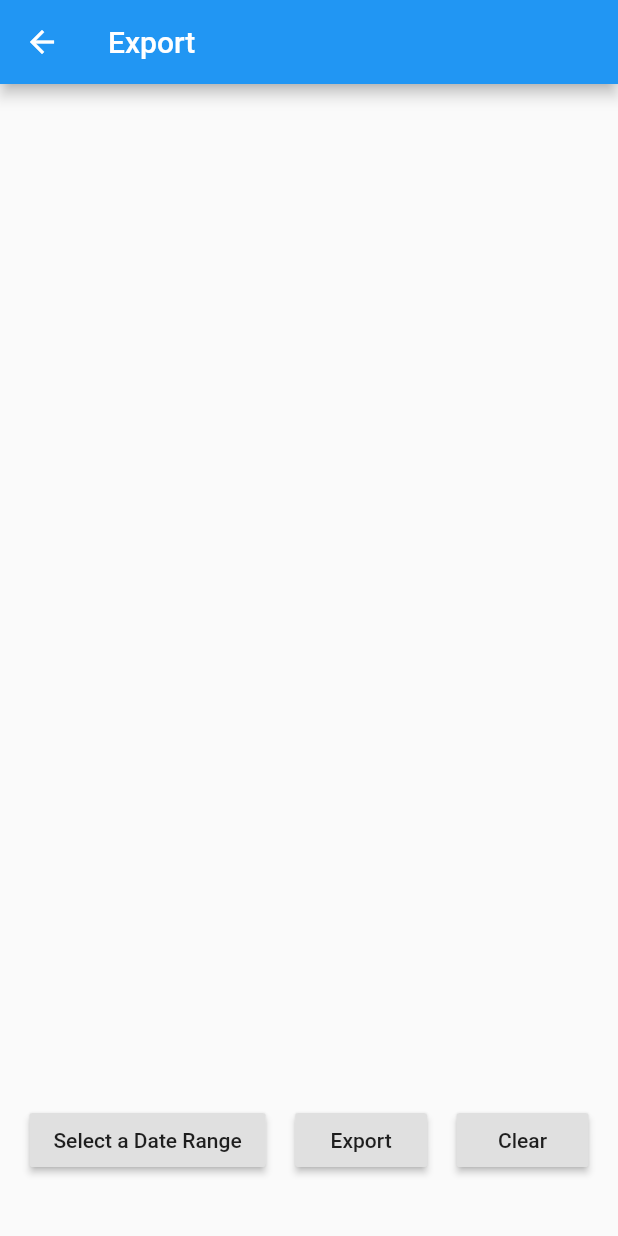
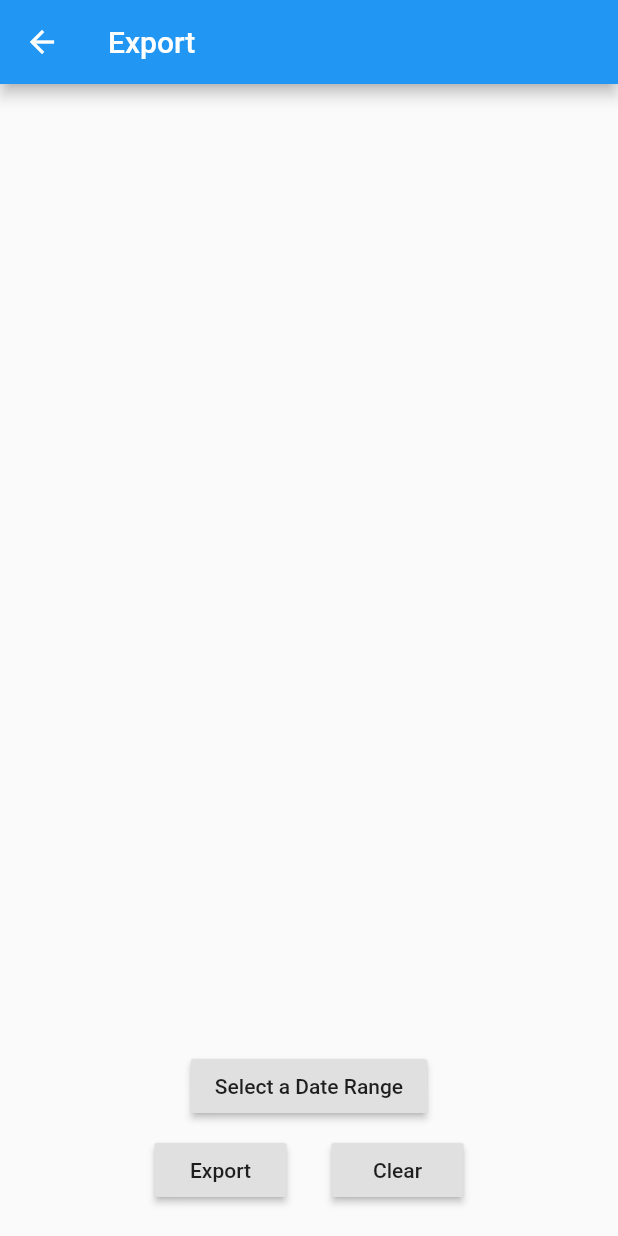
Before and after one commit to SahilLimbe/CodeTest_GetHelpNow, a Flutter app: the Export screen opened directly, on a phone screen of 412 x 824 dp. Run offline on Flutter 3.47's test engine with Material 2 defaults, Android fonts, the phone set to English and light mode, and no system bars; our stand-ins replace flutter_speed_dial, fluttertoast, hive, hive_flutter, image_picker; accounts and stored records are empty.

Commit message:
repositioned buttons on export screen

```diff
--- a/lib/screens/export.dart
+++ b/lib/screens/export.dart
@@ -105,11 +105,12 @@ class _ExportState extends State<Export> {
             ),
           ),
           Padding(
-            padding: EdgeInsets.only(bottom: 40),
-            child: Row(
-              mainAxisAlignment: MainAxisAlignment.spaceEvenly,
+            padding: EdgeInsets.only(bottom: 20),
+            child: Column(
               children: [
-                Center(
+                Padding(
+                  padding: EdgeInsets.only(bottom: 8),
+                  child: Center(
                     child: RaisedButton(
                       onPressed: () {
                         dateTimeRangePicker();
@@ -117,17 +118,23 @@ class _ExportState extends State<Export> {
                       child: Text("Select a Date Range"),
                     ),
                   ),
+                ),
+                Row(
+                  mainAxisAlignment: MainAxisAlignment.center,
+                  children: [
                     Center(
                       child: RaisedButton(
                         onPressed: () {
-                      final File file = File('${directory.path}/my_file.csv');
+                          final File file =
+                              File('${directory.path}/my_file.csv');
                           print(directory.path);
 
                           Map user;
                           String text =
                               'NAME, MOBILE, PRODUCTTYPE, AMOUNTTYPE, AMOUNT, DATE \n';
                           for (int i = 0; i < selectedIndexes.length; i++) {
-                        user = jsonDecode(usersBox.getAt(selectedIndexes[i]));
+                            user =
+                                jsonDecode(usersBox.getAt(selectedIndexes[i]));
                             text = text +
                                 user['name'] +
                                 "," +
@@ -157,6 +164,9 @@ class _ExportState extends State<Export> {
                         child: Text("Export"),
                       ),
                     ),
+                    SizedBox(
+                      width: 30,
+                    ),
                     Center(
                       child: RaisedButton(
                         onPressed: () {
@@ -169,6 +179,8 @@ class _ExportState extends State<Export> {
                     ),
                   ],
                 ),
+              ],
+            ),
           ),
         ],
       ),
```
Lines whose indentation alone changed are shown as unchanged.
